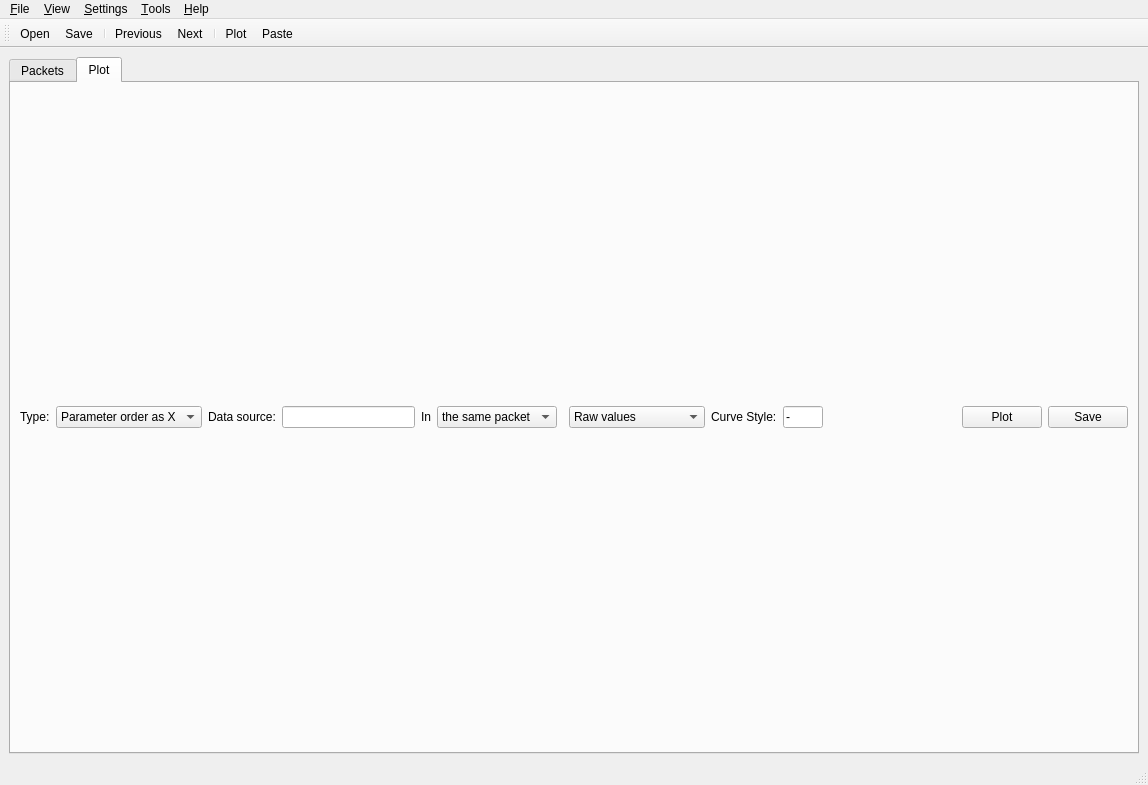
This is UI/mainwindow.ui in i4Ds/STIX_python_PUB023 as Qt 5 draws it before an edit. The edited form follows.
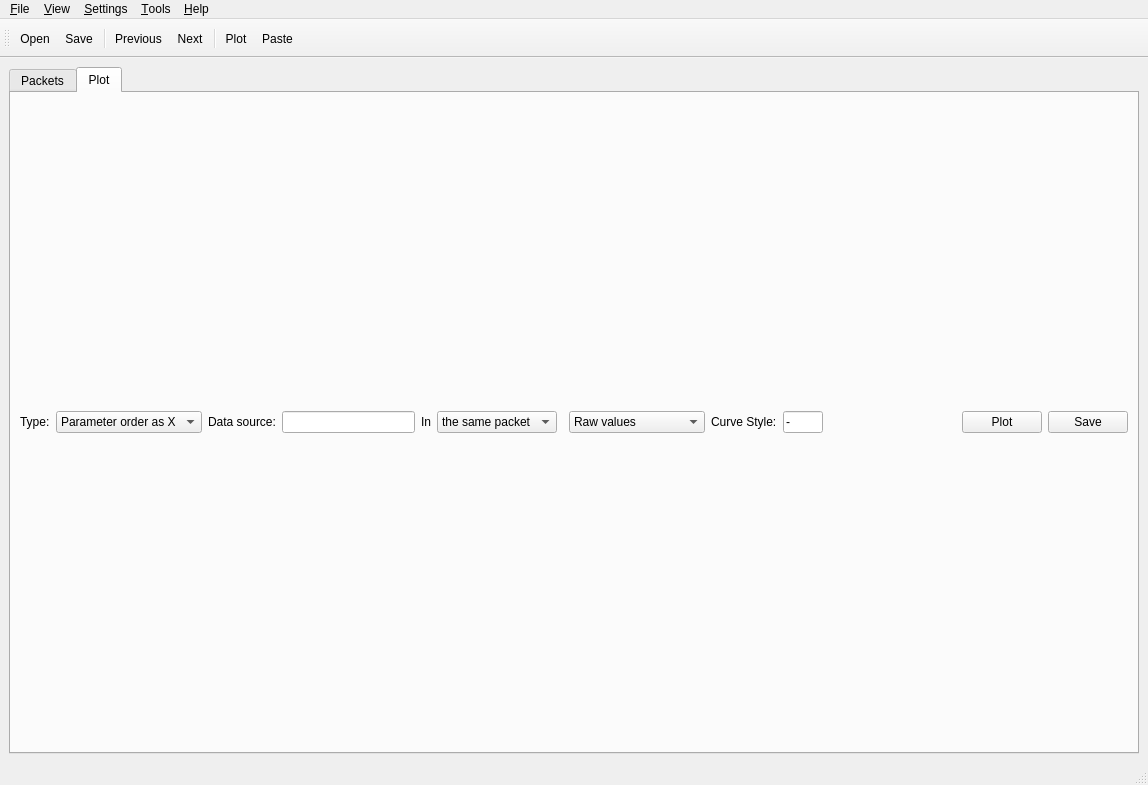
This is the edited form. Icons and pictures are not drawn.

Commit message: add mongodb support to UI

```diff
--- a/UI/mainwindow.ui
+++ b/UI/mainwindow.ui
@@ -401,6 +401,7 @@
    <addaction name="separator"/>
    <addaction name="action_Plot"/>
    <addaction name="actionPaste"/>
+   <addaction name="actionLoad_mongodb"/>
   </widget>
   <action name="action_Open">
    <property name="text">
@@ -466,6 +467,15 @@
     <string>Read raw data from the clipboard</string>
    </property>
   </action>
+  <action name="actionLoad_mongodb">
+   <property name="icon">
+    <iconset resource="resources/viewer.qrc">
+     <normaloff>:/Icons/images/mongodb.svg</normaloff>:/Icons/images/mongodb.svg</iconset>
+   </property>
+   <property name="text">
+    <string/>
+   </property>
+  </action>
  </widget>
  <resources/>
  <connections/>
```
Left out of the diff: 11 changed lines with no effect on the pictures. The commit also changes 11 other files.
